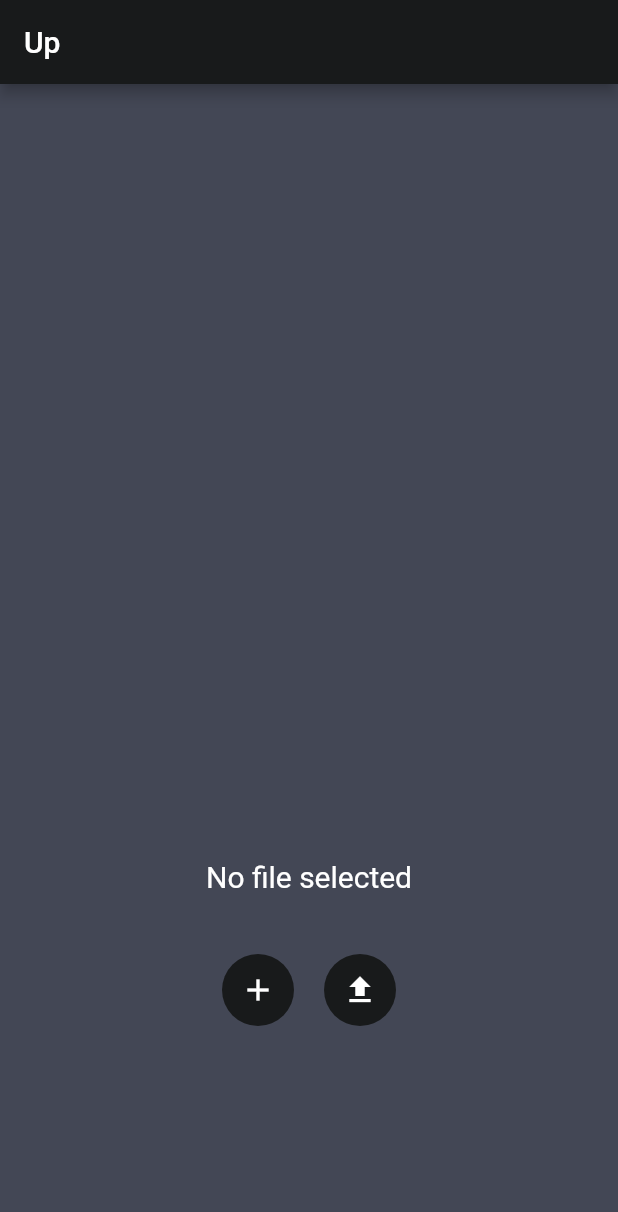
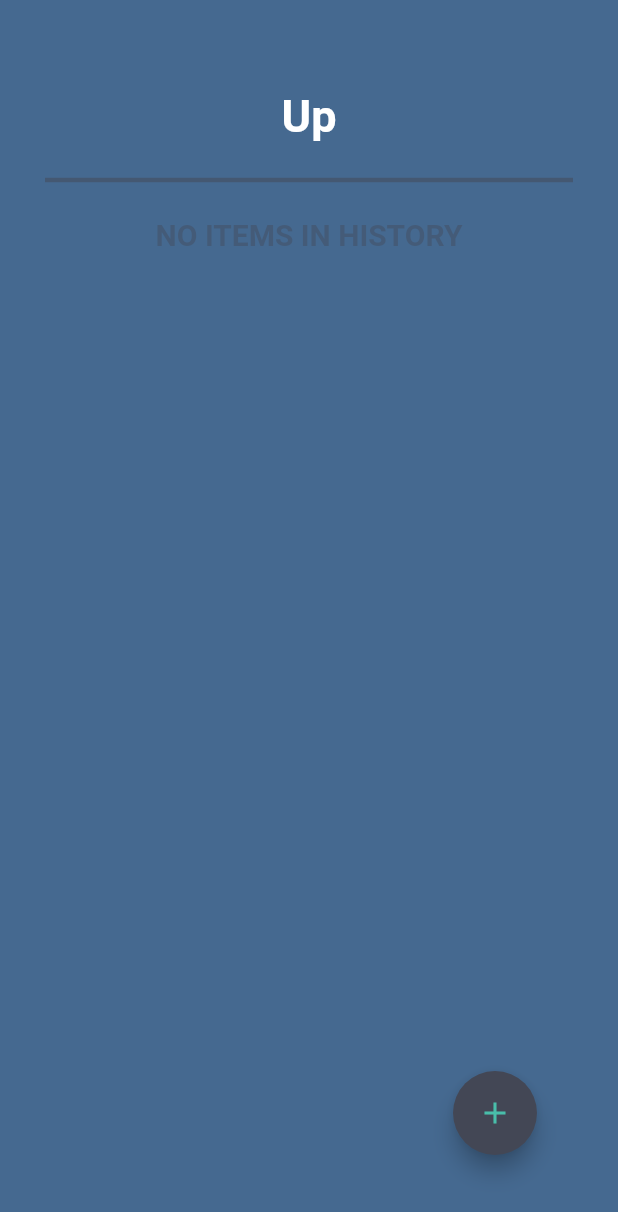
Before and after one commit to 1grzyb1/Up-Mobile, a Flutter app: the screen it shows after launch, after a tap on the "add" icon, on a phone screen of 412 x 824 dp. Shown: the top 1212 px of the screen. Run offline on Flutter 3.47's test engine with Material 2 defaults, Android fonts, the phone set to English and light mode, and no system bars; our stand-ins replace file_picker, fluttertoast, percent_indicator, qr_flutter, share and 1 more; missing offline and left inert: dart:ffi, flutter_uploader, receive_sharing_intent.

```diff
--- /dev/null
+++ b/lib/Model/ListItem.dart
@@ -0,0 +1,30 @@
+import 'dart:core';
+
+class ListItem{
+  String fileName;
+  String link;
+  int startMilisecond;
+  int endMilisecond;
+
+  ListItem(this.fileName, this.startMilisecond, this.endMilisecond, this.link);
+
+  factory ListItem.fromJson(Map<String, dynamic> json){
+    ListItem item = ListItem(
+      json['fileName'],
+      json['startMilisecond'],
+      json['endMilisecond'],
+      json['link'],
+    );
+    return item;
+  }
+
+
+  Map<String, dynamic> toJson(){
+    return {
+      'fileName' : fileName,
+      'link' : link,
+      'startMilisecond' : startMilisecond,
+      'endMilisecond' : endMilisecond,
+    };
+  }
+}
--- /dev/null
+++ b/lib/Widgets/UploadItem.dart
@@ -0,0 +1,118 @@
+import 'package:flutter/foundation.dart';
+import 'package:flutter/material.dart';
+
+// ignore: must_be_immutable
+class UploadItem extends StatelessWidget {
+  UploadItem({@required this.progress, @required this.fileName, @required this.onCancel});
+
+  double  progress;
+  String fileName;
+  VoidCallback onCancel;
+  double get percentProgress{
+    if(progress == null) return 0;
+    return (progress*100).roundToDouble();
+  }
+  bool get isVisible {
+    return fileName != null;
+  }
+  Color backgroundColor = Color(0xff2E4C6D);
+  Animation<Color> valueColor = AlwaysStoppedAnimation<Color>(Color(0xff49DCB1));
+  final Color primaryTwo = Color(0xff434755);
+
+  @override
+  Widget build(BuildContext context) {
+    return Visibility(
+      visible: isVisible,
+      child: Container(
+        margin: EdgeInsets.fromLTRB(10, 20, 0, 10),
+        child: Row(
+          crossAxisAlignment: CrossAxisAlignment.center,
+          children: <Widget>[
+            Stack(
+              children: <Widget>[
+                SizedBox(
+                  width: 45,
+                  height: 45,
+                  child: CircularProgressIndicator(
+                    backgroundColor: backgroundColor,
+                    valueColor: valueColor,
+                    value: progress,
+                  ),
+                ),
+                Positioned.fill(
+                  child: Icon(
+                    Icons.insert_drive_file,
+                    color: primaryTwo,
+                  ),
+                )
+              ],
+            ),
+            Expanded(
+              flex: 6,
+              child: Padding(
+                padding: const EdgeInsets.fromLTRB(20, 0, 0, 0),
+                child: Column(
+                  crossAxisAlignment: CrossAxisAlignment.start,
+                  mainAxisSize: MainAxisSize.max,
+                  mainAxisAlignment: MainAxisAlignment.end,
+                  children: <Widget>[
+                    Text(
+                      "$fileName",
+                      style: TextStyle(
+                          color: Colors.white,
+                          fontSize: 16,
+                          fontWeight: FontWeight.bold),
+                    ),
+                    Padding(
+                      padding: const EdgeInsets.fromLTRB(0, 5, 0, 0),
+                      child: Text(
+                        "Uploading $percentProgress%",
+                        style: TextStyle(
+                          fontSize: 14,
+                          color: Colors.white,
+                        ),
+                      ),
+                    ),
+                  ],
+                ),
+              ),
+            ),
+            Padding(
+              padding: const EdgeInsets.fromLTRB(10, 0, 0, 0),
+              child: SizedBox(
+                height: 45,
+                width: 4,
+                child: Center(
+                  child: Opacity(
+                    opacity: 0.5,
+                    child: Container(
+                      margin: EdgeInsets.fromLTRB(0, 2, 0, 2),
+                      width: 4,
+                      decoration: BoxDecoration(
+                        border: Border(
+                          left: BorderSide(color: Color(0xff2E4C6D), width: 2),
+                        ),
+                      ),
+                    ),
+                  ),
+                ),
+              ),
+            ),
+            Expanded(
+              flex: 2,
+              child: GestureDetector(
+                onTap: onCancel,
+                child: Center(
+                  child: Icon(
+                    Icons.cancel,
+                    color: Color(0xffEF767A),
+                  ),
+                ),
+              ),
+            )
+          ],
+        ),
+      ),
+    );
+  }
+}
--- a/lib/upload.dart
+++ b/lib/upload.dart
@@ -1,6 +1,6 @@
+import 'dart:async';
 import 'dart:io';
 import 'dart:ui';
-import 'package:flutter/services.dart';
 import 'package:fluttertoast/fluttertoast.dart';
 import 'package:path/path.dart' as path;
 import 'package:file_picker/file_picker.dart';
@@ -8,32 +8,45 @@ import 'package:flutter/cupertino.dart';
 import 'package:flutter/material.dart';
 import 'package:flutter_uploader/flutter_uploader.dart';
 import 'package:receive_sharing_intent/receive_sharing_intent.dart';
-import 'package:share/share.dart';
-import 'package:upflutter/Widgets/button.dart';
+import 'package:shared_preferences/shared_preferences.dart';
+import 'package:upflutter/Model/ListItem.dart';
+import 'package:upflutter/Widgets/HistoryItem.dart';
+import 'package:upflutter/Widgets/UploadItem.dart';
 import 'dart:convert';
+import 'Widgets/Detail.dart';
 import 'main.dart';
 
 class UploadPage extends State<MyHomePage> {
-  final Color primary = Color(0xff181A1B);
+  final Color primary = Color(0xff456990);
   final Color primaryTwo = Color(0xff434755);
+  final Color green = Color(0xff49BEAA);
 
   File file;
-  String selectedFile = "No file selected";
-  int progressInt;
-  double progressDouble;
+  String selectedFile;
+  double progress;
   String key;
   String link;
-  final url = "http://192.168.1.24:8090/";
-
-  bool uploading = false;
-  bool uploaded = false;
+  List<ListItem> historyItems = new List<ListItem>();
+  final url = "http://192.168.1.20:8090/";
 
   final uploader = FlutterUploader();
+
+  SharedPreferences prefs;
 
   /// Receive file from other apps
   @override
   void initState() {
     super.initState();
+    SharedPreferences.getInstance().then((SharedPreferences sp) {
+      prefs = sp;
+      setState(() {
+        List<dynamic> map = jsonDecode(prefs.get("history"));
+        historyItems.clear();
+        map.forEach((value) {
+          historyItems.add(ListItem.fromJson(value));
+        });
+      });
+    });
     ReceiveSharingIntent.getInitialMedia().then((List<SharedMediaFile> value) {
       setState(() {
         file = new File(value[0].path);
@@ -45,114 +58,134 @@ class UploadPage extends State<MyHomePage> {
   @override
   Widget build(BuildContext context) {
     return Scaffold(
-        appBar: AppBar(
-            backgroundColor: primary,
-            title: Text(widget.title, style: TextStyle(color: Colors.white))),
+        floatingActionButton: Padding(
+          padding: EdgeInsets.fromLTRB(0, 0, 38, 38),
+          child: FloatingActionButton(
+            backgroundColor: primaryTwo,
+            child: Icon(
+              Icons.add,
+              color: green,
+            ),
+            onPressed: selectFile,
+          ),
+        ),
         body: Center(
           child: Container(
-            margin: EdgeInsets.all(30),
+            margin: EdgeInsets.fromLTRB(20, 30, 20, 30),
             child: Column(
-              mainAxisAlignment: MainAxisAlignment.end,
-              mainAxisSize: MainAxisSize.max,
               children: <Widget>[
-                Container(
-                  margin: EdgeInsets.fromLTRB(0, 0, 0, 30),
+                Padding(
+                  padding: EdgeInsets.fromLTRB(0, 30, 0, 0),
                   child: Text(
-                    '$selectedFile',
-                    style: TextStyle(color: Colors.white, fontSize: 20),
+                    "Up",
+                    style: TextStyle(
+                        fontSize: 30,
+                        color: Colors.white,
+                        fontWeight: FontWeight.bold),
                   ),
                 ),
-                Container(
-                  margin: EdgeInsets.fromLTRB(0, 0, 0, 100),
-                  child: Row(
-                    mainAxisAlignment: MainAxisAlignment.center,
-                    children: <Widget>[
-                      Button(onPressed: selectFile, icon: Icons.add),
-                      Button(onPressed: uploadFile, icon: Icons.file_upload),
-                    ],
+                Opacity(
+                  opacity: 0.5,
+                  child: Divider(
+                    color: primaryTwo,
+                    thickness: 3,
+                    indent: 10,
+                    endIndent: 10,
+                    height: 50,
                   ),
                 ),
-                Container(
-                  child: Column(
-                    children: <Widget>[
+                UploadItem(
+                  progress: progress,
+                  fileName: selectedFile,
+                  onCancel: cancel,
+                ),
                 Visibility(
-                        visible: uploading,
-                        child: Column(
-                          children: <Widget>[
-                            Text(
-                              '$progressInt %',
-                              style: TextStyle(color: Colors.white),
-                            ),
-                            LinearProgressIndicator(value: progressDouble),
-                          ],
+                  visible: historyItems.length == 0,
+                  child: Opacity(
+                    opacity: 0.4,
+                    child: Text(
+                      "NO ITEMS IN HISTORY",
+                      style: TextStyle(
+                          color: primaryTwo,
+                          fontWeight: FontWeight.bold,
+                          fontSize: 20),
                     ),
                   ),
-                      Visibility(
-                        visible: uploaded,
-                        child: Column(
-                          children: <Widget>[
-                            Container(
-                              margin: EdgeInsets.all(10),
-                              child: Text(
-                                '$link',
-                                style: TextStyle(color: Colors.white),
                 ),
-                            ),
-                            Row(
-                              mainAxisAlignment: MainAxisAlignment.center,
-                              children: <Widget>[
-                                Button(onPressed: shareLink, icon: Icons.share),
-                                Button(
-                                    onPressed: copyToClipboard,
-                                    icon: Icons.content_copy),
-                              ],
-                            ),
-                          ],
-                        ),
-                      ),
-                    ],
-                  ),
+                Expanded(
+                  child: ListView.builder(
+                      itemCount: historyItems.length,
+                      itemBuilder: (BuildContext context, int i) {
+                        return GestureDetector(
+                            onTap: () => showShare(historyItems[i]),
+                            child: HistoryItem(listItem: historyItems[i]));
+                      }),
                 ),
               ],
             ),
           ),
         ),
-        backgroundColor: primaryTwo);
+        backgroundColor: primary);
+  }
+
+  void showShare(ListItem item) {
+    showModalBottomSheet<void>(
+        backgroundColor: Color(0x00000000),
+        context: context,
+        builder: (BuildContext context) {
+          return Detail(
+            item: item,
+          );
+        });
   }
 
   /// selecting file
   Future<void> selectFile() async {
     file = await FilePicker.getFile();
     setState(() {
-      uploaded = false;
-      uploading = false;
       selectedFile = path.basename(file.path);
     });
+    uploadFile(file);
   }
 
   /// Upload file
-  Future<void> uploadFile() async {
-    setState(() {
-      uploading = true;
-    });
+  Future<void> uploadFile(File fileToUpload) async {
+    // Listen to progress of upload
     uploader.progress.listen((progress) {
       setState(() {
-        progressInt = progress.progress;
-        progressDouble = progressInt.toDouble() / 100;
+        this.progress = progress.progress.toDouble() / 100;
       });
     });
     await uploader.enqueue(
       url: url + "api/upload",
-        files: [FileItem(filename: "", savedDir: file.path, fieldname: "file")],
+      files: [
+        FileItem(filename: "", savedDir: fileToUpload.path, fieldname: "file")
+      ],
       method: UploadMethod.POST,
       showNotification: true,
-        tag: "upload");
+      tag: "upload",
+    );
+    // listen to result of upload
     uploader.result.listen((result) {
-      setState(() {
-        uploaded = true;
+      setState(() async {
         Map<String, dynamic> json = jsonDecode(result.response);
         key = json["key"];
         link = url + "u/" + key;
+        if (selectedFile != null) {
+          ListItem historyItem = new ListItem(selectedFile,
+              DateTime.now().millisecondsSinceEpoch, json["toDelete"], link);
+          historyItems.add(historyItem);
+          new Timer.periodic(
+              Duration(seconds: 1),
+              (Timer t) => setState(() {
+                    if (historyItems.first.endMilisecond <=
+                        DateTime.now().millisecondsSinceEpoch)
+                      historyItems.removeAt(0);
+                  }));
+        }
+        selectedFile = null;
+        SharedPreferences prefs = await SharedPreferences.getInstance();
+        prefs.setString("history", jsonEncode(historyItems));
       });
     }, onError: (ex, stacktrace) {
       Fluttertoast.showToast(
@@ -166,21 +199,9 @@ class UploadPage extends State<MyHomePage> {
     });
   }
 
-  /// Copy link to clipboard
-  void copyToClipboard() {
-    Clipboard.setData(ClipboardData(text: link));
-    Fluttertoast.showToast(
-        msg: "Link coppied to clipboard",
-        toastLength: Toast.LENGTH_SHORT,
-        gravity: ToastGravity.TOP,
-        timeInSecForIosWeb: 1,
-        backgroundColor: Colors.grey,
-        textColor: Colors.white,
-        fontSize: 16.0);
-  }
-
-  /// Share link to other apps
-  void shareLink() {
-    Share.share(link);
+  /// Cancel uploading
+  void cancel() {
+    uploader.cancelAll();
+    selectedFile = null;
   }
 }
--- a/pubspec.yaml
+++ b/pubspec.yaml
@@ -21,11 +21,14 @@ environment:
   sdk: ">=2.7.0 <3.0.0"
 
 dependencies:
+  qr_flutter: ^3.1.0
+  percent_indicator: ^2.1.1
   receive_sharing_intent: ^1.4.0+2
   share: ^0.6.4
   fluttertoast: ^4.0.1
   flutter_uploader: ^1.2.0
   file_picker: ^1.7.1
+  shared_preferences: 0.5.7+3
   flutter:
     sdk: flutter
 
```
Also changed, not shown: lib/Widgets/Detail.dart (added, +152 -0 lines), lib/Widgets/HistoryItem.dart (added, +109 -0 lines), pubspec.lock. Lines whose indentation alone changed are shown as unchanged.
